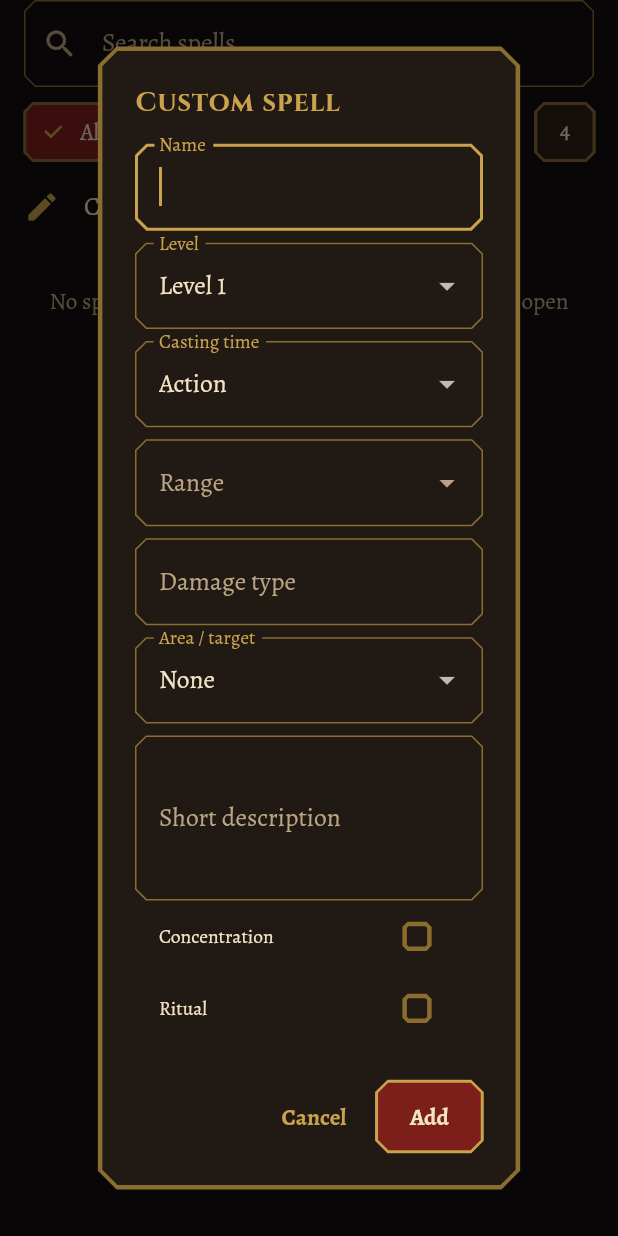
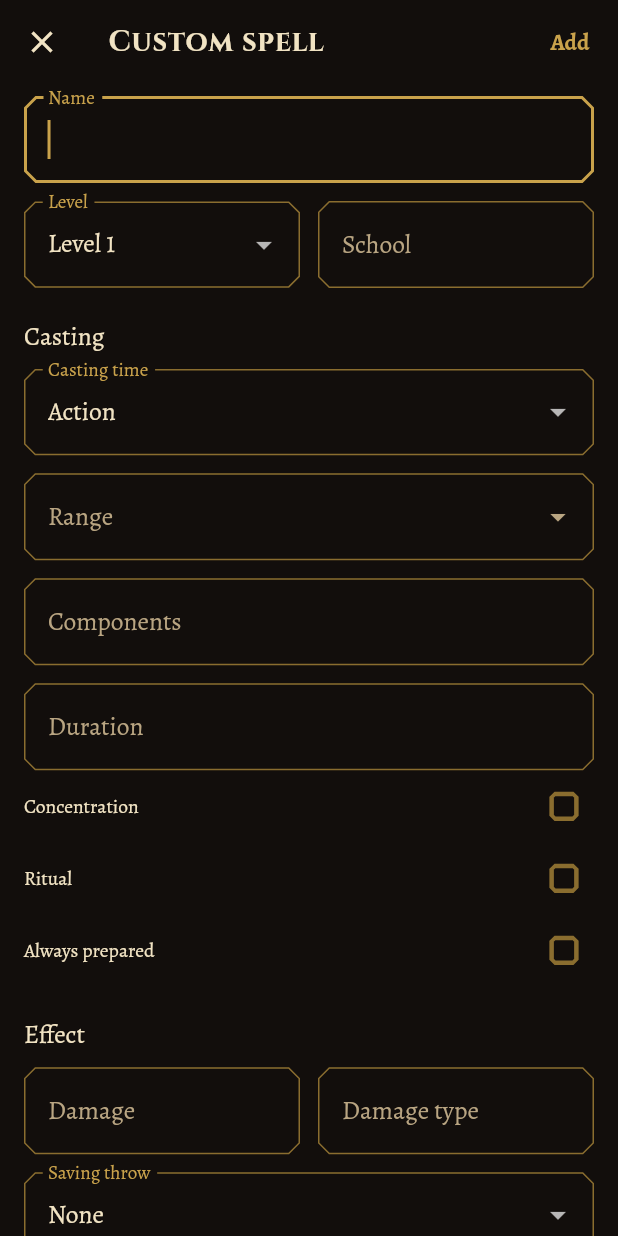
Before and after one commit to KristijanJankuloski/dnd-character-tracker, a Flutter app: the SpellPicker widget shown alone on an empty page, opened directly, after a tap on "Create a custom spell", on a phone screen of 412 x 824 dp. Run offline on Flutter 3.47's test engine with Material 3 defaults, Android fonts, the phone set to English and light mode, and no system bars; our stand-ins replace bloc, bloc_concurrency, drift, drift_flutter, equatable, file_picker and 3 more; missing offline and left inert: cryptography, flutter_zxing, nsd; accounts and stored records are empty; generated files the repository leaves out were written again.

Commit message:
Full-screen custom spell form with all spell fields (#20)
* Make custom spell creation a full-screen form with all spell fields

Co-Authored-By: Claude Sonnet 5.5 <noreply@anthropic.com>
Claude-Session: https://claude.ai/code/session_01Tzg63SyA6FUNYwEZv1ay3J

* Drop unused import

Co-Authored-By: Claude Sonnet 5.5 <noreply@anthropic.com>
Claude-Session: https://claude.ai/code/session_01Tzg63SyA6FUNYwEZv1ay3J

---------

Co-authored-by: Claude <noreply@anthropic.com>

```diff
--- /dev/null
+++ b/lib/features/spells/custom_spell_page.dart
@@ -0,0 +1,340 @@
+import 'package:flutter/material.dart';
+
+import '../../domain/character_factory.dart';
+import '../../domain/models.dart';
+import 'spell_detail_sheet.dart';
+
+/// Full-screen form for a hand-made spell. It carries every field an imported
+/// spell has. Pops the new [Spell] when saved.
+class CustomSpellPage extends StatefulWidget {
+  const CustomSpellPage({super.key});
+
+  static Future<Spell?> open(BuildContext context) => Navigator.of(context)
+      .push<Spell>(
+        MaterialPageRoute(
+          fullscreenDialog: true,
+          builder: (_) => const CustomSpellPage(),
+        ),
+      );
+
+  @override
+  State<CustomSpellPage> createState() => _CustomSpellPageState();
+}
+
+class _CustomSpellPageState extends State<CustomSpellPage> {
+  final _form = GlobalKey<FormState>();
+  final _name = TextEditingController();
+  final _school = TextEditingController();
+  final _castingText = TextEditingController();
+  final _range = TextEditingController();
+  final _components = TextEditingController();
+  final _duration = TextEditingController();
+  final _damage = TextEditingController();
+  final _damageType = TextEditingController();
+  final _areaSize = TextEditingController();
+  final _text = TextEditingController();
+  final _higher = TextEditingController();
+  int _level = 1;
+  CastingTime _time = CastingTime.action;
+  bool _conc = false;
+  bool _ritual = false;
+  bool _attack = false;
+  bool _alwaysPrepared = false;
+  Ability? _save;
+  AreaShape _shape = AreaShape.none;
+
+  @override
+  void dispose() {
+    for (final c in [
+      _name,
+      _school,
+      _castingText,
+      _range,
+      _components,
+      _duration,
+      _damage,
+      _damageType,
+      _areaSize,
+      _text,
+      _higher,
+    ]) {
+      c.dispose();
+    }
+    super.dispose();
+  }
+
+  bool get _hasSize =>
+      _shape != AreaShape.none && _shape != AreaShape.singleTarget;
+
+  void _submit() {
+    if (!_form.currentState!.validate()) return;
+    String t(TextEditingController c) => c.text.trim();
+    Navigator.pop(
+      context,
+      Spell(
+        id: newId('spell'),
+        name: t(_name),
+        level: _level,
+        castingTime: _time,
+        castingTimeText: t(_castingText),
+        concentration: _conc,
+        ritual: _ritual,
+        alwaysPrepared: _alwaysPrepared,
+        school: t(_school),
+        range: t(_range),
+        components: t(_components),
+        duration: t(_duration),
+        damage: t(_damage),
+        damageType: t(_damageType),
+        save: _save,
+        attackRoll: _attack,
+        areaShape: _shape,
+        areaSize: _hasSize ? t(_areaSize) : '',
+        text: t(_text),
+        higherLevels: t(_higher),
+      ),
+    );
+  }
+
+  Widget _gap() => const SizedBox(height: 12);
+
+  Widget _section(String title) => Padding(
+    padding: const EdgeInsets.only(top: 20, bottom: 8),
+    child: Text(title, style: Theme.of(context).textTheme.titleMedium),
+  );
+
+  @override
+  Widget build(BuildContext context) {
+    return Scaffold(
+      appBar: AppBar(
+        title: const Text('Custom spell'),
+        actions: [TextButton(onPressed: _submit, child: const Text('Add'))],
+      ),
+      // The body scrolls and pads for the keyboard itself.
+      resizeToAvoidBottomInset: true,
+      body: SafeArea(
+        child: Form(
+          key: _form,
+          child: ListView(
+            keyboardDismissBehavior: ScrollViewKeyboardDismissBehavior.onDrag,
+            padding: EdgeInsets.fromLTRB(
+              16,
+              8,
+              16,
+              24 + MediaQuery.viewInsetsOf(context).bottom,
+            ),
+            children: [
+              TextFormField(
+                controller: _name,
+                autofocus: true,
+                textCapitalization: TextCapitalization.words,
+                decoration: const InputDecoration(labelText: 'Name'),
+                validator: (v) =>
+                    (v == null || v.trim().isEmpty) ? 'Enter a name' : null,
+              ),
+              _gap(),
+              Row(
+                children: [
+                  Expanded(
+                    child: DropdownButtonFormField<int>(
+                      initialValue: _level,
+                      decoration: const InputDecoration(labelText: 'Level'),
+                      items: [
+                        for (var i = 0; i <= 9; i++)
+                          DropdownMenuItem(
+                            value: i,
+                            child: Text(i == 0 ? 'Cantrip' : 'Level $i'),
+                          ),
+                      ],
+                      onChanged: (v) => setState(() => _level = v ?? 1),
+                    ),
+                  ),
+                  const SizedBox(width: 12),
+                  Expanded(
+                    child: TextFormField(
+                      controller: _school,
+                      textCapitalization: TextCapitalization.words,
+                      decoration: const InputDecoration(
+                        labelText: 'School',
+                        hintText: 'Evocation',
+                      ),
+                    ),
+                  ),
+                ],
+              ),
+              _section('Casting'),
+              DropdownButtonFormField<CastingTime>(
+                initialValue: _time,
+                decoration: const InputDecoration(labelText: 'Casting time'),
+                items: [
+                  for (final t in CastingTime.values)
+                    DropdownMenuItem(value: t, child: Text(castingLabel(t))),
+                ],
+                onChanged: (v) =>
+                    setState(() => _time = v ?? CastingTime.action),
+              ),
+              if (_time == CastingTime.other) ...[
+                _gap(),
+                TextFormField(
+                  controller: _castingText,
+                  decoration: const InputDecoration(
+                    labelText: 'Casting time as written',
+                    hintText: '1 minute',
+                  ),
+                ),
+              ],
+              _gap(),
+              TextFormField(
+                controller: _range,
+                decoration: InputDecoration(
+                  labelText: 'Range',
+                  hintText: 'Self, Touch, 30 ft...',
+                  suffixIcon: PopupMenuButton<String>(
+                    icon: const Icon(Icons.arrow_drop_down),
+                    onSelected: (v) => _range.text = v,
+                    itemBuilder: (_) => [
+                      for (final r in const [
+                        'Self',
+                        'Touch',
+                        '30 ft',
+                        '60 ft',
+                        '120 ft',
+                      ])
+                        PopupMenuItem(value: r, child: Text(r)),
+                    ],
+                  ),
+                ),
+              ),
+              _gap(),
+              TextFormField(
+                controller: _components,
+                decoration: const InputDecoration(
+                  labelText: 'Components',
+                  hintText: 'V, S, M (a pinch of sulfur)',
+                ),
+              ),
+              _gap(),
+              TextFormField(
+                controller: _duration,
+                decoration: const InputDecoration(
+                  labelText: 'Duration',
+                  hintText: 'Instantaneous, 1 minute...',
+                ),
+              ),
+              CheckboxListTile(
+                value: _conc,
+                onChanged: (v) => setState(() => _conc = v ?? false),
+                title: const Text('Concentration'),
+                contentPadding: EdgeInsets.zero,
+                dense: true,
+              ),
+              CheckboxListTile(
+                value: _ritual,
+                onChanged: (v) => setState(() => _ritual = v ?? false),
+                title: const Text('Ritual'),
+                contentPadding: EdgeInsets.zero,
+                dense: true,
+              ),
+              CheckboxListTile(
+                value: _alwaysPrepared,
+                onChanged: (v) => setState(() => _alwaysPrepared = v ?? false),
+                title: const Text('Always prepared'),
+                contentPadding: EdgeInsets.zero,
+                dense: true,
+              ),
+              _section('Effect'),
+              Row(
+                children: [
+                  Expanded(
+                    child: TextFormField(
+                      controller: _damage,
+                      decoration: const InputDecoration(
+                        labelText: 'Damage',
+                        hintText: '8d6',
+                      ),
+                    ),
+                  ),
+                  const SizedBox(width: 12),
+                  Expanded(
+                    child: TextFormField(
+                      controller: _damageType,
+                      decoration: const InputDecoration(
+                        labelText: 'Damage type',
+                        hintText: 'fire',
+                      ),
+                    ),
+                  ),
+                ],
+              ),
+              _gap(),
+              DropdownButtonFormField<Ability?>(
+                initialValue: _save,
+                decoration: const InputDecoration(labelText: 'Saving throw'),
+                items: [
+                  const DropdownMenuItem<Ability?>(
+                    value: null,
+                    child: Text('None'),
+                  ),
+                  for (final a in Ability.values)
+                    DropdownMenuItem<Ability?>(value: a, child: Text(a.label)),
+                ],
+                onChanged: (v) => setState(() => _save = v),
+              ),
+              CheckboxListTile(
+                value: _attack,
+                onChanged: (v) => setState(() => _attack = v ?? false),
+                title: const Text('Spell attack roll'),
+                contentPadding: EdgeInsets.zero,
+                dense: true,
+              ),
+              DropdownButtonFormField<AreaShape>(
+                initialValue: _shape,
+                decoration: const InputDecoration(labelText: 'Area / target'),
+                items: [
+                  for (final a in AreaShape.values)
+                    DropdownMenuItem(value: a, child: Text(a.label)),
+                ],
+                onChanged: (v) =>
+                    setState(() => _shape = v ?? AreaShape.none),
+              ),
+              if (_hasSize) ...[
+                _gap(),
+                TextFormField(
+                  controller: _areaSize,
+                  decoration: const InputDecoration(
+                    labelText: 'Size (optional)',
+                    hintText: '20 ft',
+                  ),
+                ),
+              ],
+              _section('Description'),
+              TextFormField(
+                controller: _text,
+                minLines: 4,
+                maxLines: 10,
+                textCapitalization: TextCapitalization.sentences,
+                decoration: const InputDecoration(
+                  labelText: 'Description',
+                  alignLabelWithHint: true,
+                ),
+              ),
+              _gap(),
+              TextFormField(
+                controller: _higher,
+                minLines: 2,
+                maxLines: 6,
+                textCapitalization: TextCapitalization.sentences,
+                decoration: const InputDecoration(
+                  labelText: 'At higher levels',
+                  alignLabelWithHint: true,
+                ),
+              ),
+              const SizedBox(height: 24),
+              FilledButton(onPressed: _submit, child: const Text('Add spell')),
+            ],
+          ),
+        ),
+      ),
+    );
+  }
+}
--- a/lib/features/spells/spell_picker.dart
+++ b/lib/features/spells/spell_picker.dart
@@ -1,9 +1,9 @@
 import 'package:flutter/material.dart';
 
 import '../../core/theme.dart';
-import '../../domain/character_factory.dart';
 import '../../domain/models.dart';
 import '../../domain/srd_data.dart';
+import 'custom_spell_page.dart';
 import 'spell_detail_sheet.dart';
 
 /// Bottom sheet for choosing a spell to add: the imported spell list with search
@@ -75,7 +75,7 @@ class _SpellPickerState extends State<SpellPicker> {
                     leading: const Icon(Icons.edit, color: Palette.gold),
                     title: const Text('Create a custom spell'),
                     onTap: () async {
-                      final sp = await _custom(context);
+                      final sp = await CustomSpellPage.open(context);
                       if (sp != null && context.mounted) {
                         Navigator.pop(context, sp);
                       }
@@ -162,163 +162,4 @@ class _SpellPickerState extends State<SpellPicker> {
       ),
     );
   }
-
-  Future<Spell?> _custom(BuildContext context) {
-    final name = TextEditingController();
-    var level = 1;
-    var time = CastingTime.action;
-    var conc = false;
-    var ritual = false;
-    final range = TextEditingController();
-    final damageType = TextEditingController();
-    var shape = AreaShape.none;
-    final areaSize = TextEditingController();
-    final desc = TextEditingController();
-    return showDialog<Spell>(
-      context: context,
-      builder: (ctx) => StatefulBuilder(
-        builder: (ctx, set) => AlertDialog(
-          title: const Text('Custom spell'),
-          content: SingleChildScrollView(
-            child: Column(
-              mainAxisSize: MainAxisSize.min,
-              children: [
-                TextField(
-                  controller: name,
-                  decoration: const InputDecoration(labelText: 'Name'),
-                  autofocus: true,
-                ),
-                const SizedBox(height: 8),
-                DropdownButtonFormField<int>(
-                  initialValue: level,
-                  decoration: const InputDecoration(labelText: 'Level'),
-                  items: [
-                    for (var i = 0; i <= 9; i++)
-                      DropdownMenuItem(
-                        value: i,
-                        child: Text(i == 0 ? 'Cantrip' : 'Level $i'),
-                      ),
-                  ],
-                  onChanged: (v) => set(() => level = v ?? 1),
-                ),
-                const SizedBox(height: 8),
-                DropdownButtonFormField<CastingTime>(
-                  initialValue: time,
-                  decoration: const InputDecoration(labelText: 'Casting time'),
-                  items: [
-                    for (final t in CastingTime.values)
-                      DropdownMenuItem(value: t, child: Text(castingLabel(t))),
-                  ],
-                  onChanged: (v) => set(() => time = v ?? CastingTime.action),
-                ),
-                const SizedBox(height: 8),
-                TextField(
-                  controller: range,
-                  decoration: InputDecoration(
-                    labelText: 'Range',
-                    hintText: 'Self, Touch, 30 ft...',
-                    suffixIcon: PopupMenuButton<String>(
-                      icon: const Icon(Icons.arrow_drop_down),
-                      onSelected: (v) => range.text = v,
-                      itemBuilder: (_) => [
-                        for (final r in const [
-                          'Self',
-                          'Touch',
-                          '30 ft',
-                          '60 ft',
-                          '120 ft',
-                        ])
-                          PopupMenuItem(value: r, child: Text(r)),
-                      ],
-                    ),
-                  ),
-                ),
-                const SizedBox(height: 8),
-                TextField(
-                  controller: damageType,
-                  decoration: const InputDecoration(
-                    labelText: 'Damage type',
-                    hintText: 'fire, cold, none...',
-                  ),
-                ),
-                const SizedBox(height: 8),
-                DropdownButtonFormField<AreaShape>(
-                  initialValue: shape,
-                  decoration: const InputDecoration(labelText: 'Area / target'),
-                  items: [
-                    for (final a in AreaShape.values)
-                      DropdownMenuItem(value: a, child: Text(a.label)),
-                  ],
-                  onChanged: (v) => set(() => shape = v ?? AreaShape.none),
-                ),
-                if (shape != AreaShape.none &&
-                    shape != AreaShape.singleTarget) ...[
-                  const SizedBox(height: 8),
-                  TextField(
-                    controller: areaSize,
-                    decoration: const InputDecoration(
-                      labelText: 'Size (optional)',
-                      hintText: '20 ft',
-                    ),
-                  ),
-                ],
-                const SizedBox(height: 8),
-                TextField(
-                  controller: desc,
-                  maxLines: 3,
-                  decoration: const InputDecoration(
-                    labelText: 'Short description',
-                  ),
-                ),
-                CheckboxListTile(
-                  value: conc,
-                  onChanged: (v) => set(() => conc = v ?? false),
-                  title: const Text('Concentration'),
-                  dense: true,
-                ),
-                CheckboxListTile(
-                  value: ritual,
-                  onChanged: (v) => set(() => ritual = v ?? false),
-                  title: const Text('Ritual'),
-                  dense: true,
-                ),
-              ],
-            ),
-          ),
-          actions: [
-            TextButton(
-              onPressed: () => Navigator.pop(ctx),
-              child: const Text('Cancel'),
-            ),
-            FilledButton(
-              onPressed: () {
-                if (name.text.trim().isEmpty) return;
-                Navigator.pop(
-                  ctx,
-                  Spell(
-                    id: newId('spell'),
-                    name: name.text.trim(),
-                    level: level,
-                    castingTime: time,
-                    concentration: conc,
-                    ritual: ritual,
-                    range: range.text.trim(),
-                    damageType: damageType.text.trim(),
-                    areaShape: shape,
-                    areaSize:
-                        shape == AreaShape.none ||
-                            shape == AreaShape.singleTarget
-                        ? ''
-                        : areaSize.text.trim(),
-                    text: desc.text.trim(),
-                  ),
-                );
-              },
-              child: const Text('Add'),
-            ),
-          ],
-        ),
-      ),
-    );
-  }
 }
```
